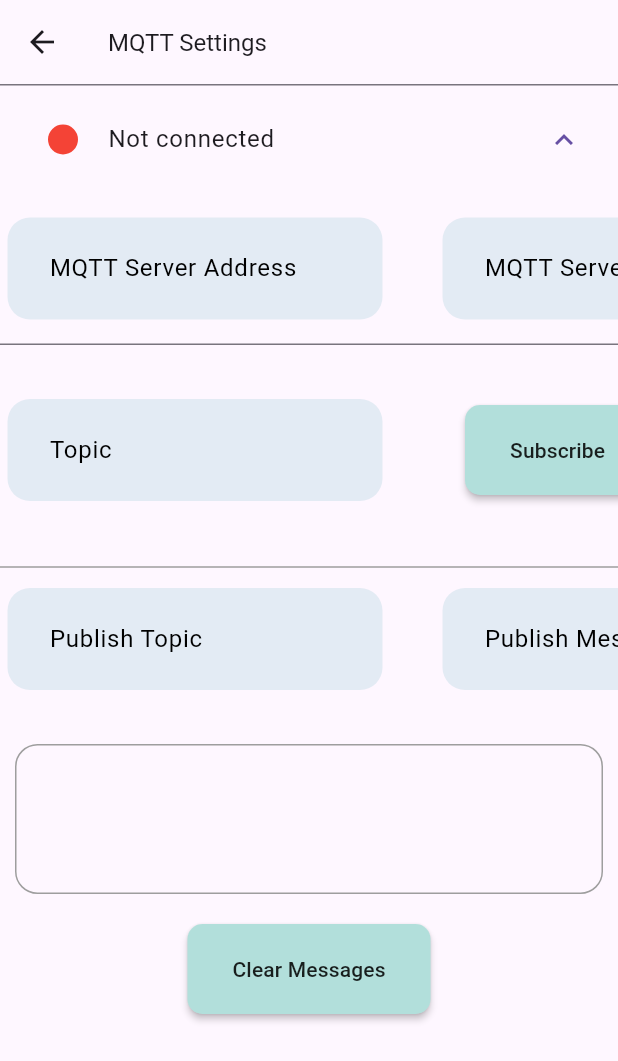
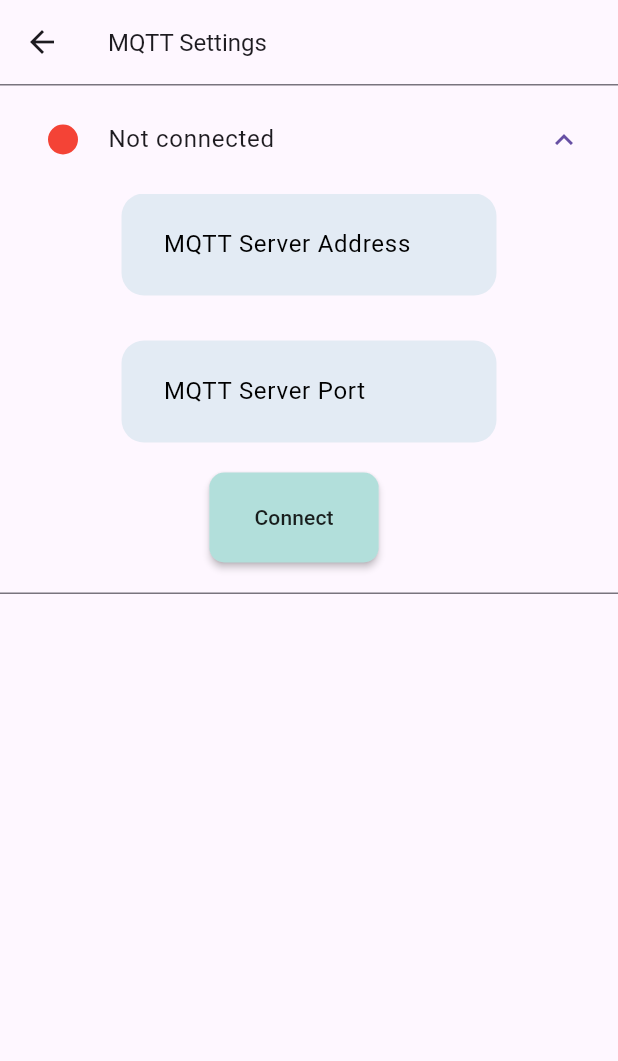
Before and after one commit to Sreenu-Chandaka/xtract_line_graph, a Flutter app: the screen it shows after launch, after a tap on the "settings" icon, on a phone screen of 412 x 824 dp. Shown: the top 1061 px of the screen. Run offline on Flutter 3.47's test engine with Material 3 defaults, Android fonts, the light colour scheme and no system bars; our stand-ins replace fluttertoast, get, supabase_flutter, syncfusion_flutter_charts; missing offline and left inert: mqtt_client; accounts and stored records are empty.

Commit message:
Create| topics button

```diff
--- a/lib/pages/connect_server_screen.dart
+++ b/lib/pages/connect_server_screen.dart
@@ -3,6 +3,7 @@ import 'package:flutter/services.dart';
 import 'package:get/get.dart';
 import 'package:xtract/controller/connect_server_controller.dart';
 import 'package:xtract/pages/messages_screen.dart';
+import 'package:xtract/pages/topics_screen.dart';
 import 'package:xtract/widgets/custom_methods.dart';
 
 class ConnectServer extends StatefulWidget {
@@ -17,16 +18,14 @@ class _ConnectServerState extends State<ConnectServer> {
   void initState() {
     super.initState();
     SystemChrome.setPreferredOrientations([
-
       DeviceOrientation.portraitUp,
     ]);
+  }
 
-  }
   @override
-dispose(){
+  dispose() {
     SystemChrome.setPreferredOrientations([
       DeviceOrientation.landscapeLeft,
-
     ]);
     super.dispose();
   }
@@ -35,11 +34,13 @@ dispose(){
   Widget build(BuildContext context) {
     var controller = Get.put(ConnectServerController());
     return Scaffold(
-     appBar: AppBar(automaticallyImplyLeading: true,title: const Text('MQTT Settings',style: TextStyle(fontSize: 16)),),
+      appBar: AppBar(
+        automaticallyImplyLeading: true,
+        title: const Text('MQTT Settings', style: TextStyle(fontSize: 16)),
+      ),
       body: SingleChildScrollView(
         child: Column(
           children: [
-
             Obx(() {
               debugPrint(
                   'brokerConnected: ${controller.brokerConnected.value}');
@@ -61,13 +62,14 @@ dispose(){
                 children: [
                   SingleChildScrollView(
                     scrollDirection: Axis.horizontal,
-                    child: Row(
+                    child: Column(
+                      mainAxisAlignment: MainAxisAlignment.spaceBetween,
                       children: [
                         CustomMethods.customTextField(
                           labelText: 'MQTT Server Address',
                           textEditingController: controller.hostNameController,
                         ),
-                        const SizedBox(width: 30),
+                        const SizedBox(height: 30),
                         CustomMethods.customTextField(
                           labelText: 'MQTT Server Port',
                           textEditingController:
@@ -75,107 +77,89 @@ dispose(){
                         ),
                         Padding(
                             padding: const EdgeInsets.all(20),
-                          child:  CustomMethods.customButton(
+                            child: Row(
+                              mainAxisSize: MainAxisSize.max,
+                              mainAxisAlignment: MainAxisAlignment.spaceBetween,
+                              children: [
+                                CustomMethods.customButton(
                                   onPressed: () => controller.connectToBroker(),
                                   buttonText: controller.brokerConnected.isTrue
                                       ? 'Disconnect'
                                       : 'Connect',
                                 ),
-                        ),
-                        // const SizedBox(width: 30),
-                        // _customTextField(
-                        //   labelText: 'Password',
-                        //   textEditingController: controller.passwordController,
-                        // ),
+                            const    SizedBox(width: 20),
+                                controller.brokerConnected.isTrue
+                                    ? CustomMethods.customButton(
+                                        onPressed: () => Navigator.push(
+                                            context,
+                                            MaterialPageRoute(
+                                                builder: (context) =>
+                                                    TopicsScreen())),
+                                        buttonText: 'Topics')
+                                    : Container()
+                              ],
+                            )),
                       ],
                     ),
                   ),
                 ],
               );
             }),
-            const SizedBox(height: 20),
-            SizedBox(
-              height: 100,
-              child: SingleChildScrollView(
-                scrollDirection: Axis.horizontal,
-                child: Row(
-                  children: [
-                    CustomMethods.customTextField(
-                      labelText: 'Topic',
-                      textEditingController: controller.topicController,
-                    ),
-                    const SizedBox(width: 50),
-                     CustomMethods.customButton(
-                      onPressed: () { controller.subScribeToTopic();
-                      Navigator.push(context, MaterialPageRoute(builder: (context)=> MessagesScreen()));
-                      },
-                      buttonText: 'Subscribe',
-                    ),
-                    const SizedBox(width: 100),
-                     CustomMethods.customButton(
-                      onPressed: () => controller.unSubscribeToTopic(),
-                      buttonText: 'Unsubscribe',
-                    ),
-                    const SizedBox(width: 100),
-                  ],
-                ),
-              ),
-            ),
-            const SizedBox(height: 20),
-            const Divider(thickness: 1, color: Colors.grey),
-            SizedBox(
-              height: 80,
-              child: SingleChildScrollView(
-                scrollDirection: Axis.horizontal,
-                child: Row(
-                  children: [
-                      CustomMethods.customTextField(
-                      labelText: 'Publish Topic',
-                      textEditingController: controller.publishTopicController,
-                    ),
-                    const SizedBox(width: 30),
-                      CustomMethods.customTextField(
-                      labelText: 'Publish Message',
-                      textEditingController: controller.messageController,
-                    ),
-                    const SizedBox(width: 50),
-                    CustomMethods.customButton(
-                      onPressed: () => controller.publishMessage(),
-                      buttonText: 'Publish',
-                    ),
-                    const SizedBox(width: 50),
-                  ],
-                ),
-              ),
-            ),
-            const SizedBox(height: 20),
-            Obx(
-              () => Container(
-                width: double.infinity,
-                height: 100,
-                margin: const EdgeInsets.all(10),
-                padding: const EdgeInsets.all(20),
-                decoration: BoxDecoration(
-                  borderRadius: const BorderRadius.all(Radius.circular(15)),
-                  border: Border.all(color: Colors.grey),
-                ),
-                child: ListView.builder(
-                  itemCount: controller.messageList.length,
-                  itemBuilder: (context, index) {
-                    return Text(
-                      controller.messageList[index].toString(),
-                      style: const TextStyle(fontSize: 16),
-                    );
-                  },
-                ),
-              ),
-            ),
-            const SizedBox(height: 10),
-           CustomMethods.customButton(
-              onPressed: () => controller.messageList.clear(),
-              buttonText: 'Clear Messages',
-            ),
-            const SizedBox(height: 20),
+            // const SizedBox(height: 20),
+            // SizedBox(
+            //   height: 100,
+            //   child: SingleChildScrollView(
+            //     scrollDirection: Axis.horizontal,
+            //     child: Row(
+            //       children: [
+            //         CustomMethods.customTextField(
+            //           labelText: 'Topic',
+            //           textEditingController: controller.topicController,
+            //         ),
+            //         const SizedBox(width: 50),
+            //          CustomMethods.customButton(
+            //           onPressed: () { controller.subScribeToTopic();
+            //           Navigator.push(context, MaterialPageRoute(builder: (context)=> MessagesScreen()));
+            //           },
+            //           buttonText: 'Subscribe',
+            //         ),
+            //         const SizedBox(width: 100),
+            //          CustomMethods.customButton(
+            //           onPressed: () => controller.unSubscribeToTopic(),
+            //           buttonText: 'Unsubscribe',
+            //         ),
+            //         const SizedBox(width: 100),
+            //       ],
+            //     ),
+            //   ),
+            // ),
+            // // const SizedBox(height: 20),
+            // const Divider(thickness: 1, color: Colors.grey),
+            // SizedBox(
+            //   height: 80,
+            //   child: SingleChildScrollView(
+            //     scrollDirection: Axis.horizontal,
+            //     child: Row(
+            //       children: [
+            //           CustomMethods.customTextField(
+            //           labelText: 'Publish Topic',
+            //           textEditingController: controller.publishTopicController,
+            //         ),
+            //         const SizedBox(width: 30),
+            //           CustomMethods.customTextField(
+            //           labelText: 'Publish Message',
+            //           textEditingController: controller.messageController,
+            //         ),
+            //         const SizedBox(width: 50),
+            //         CustomMethods.customButton(
+            //           onPressed: () => controller.publishMessage(),
+            //           buttonText: 'Publish',
+            //         ),
+            //         const SizedBox(width: 50),
+            //       ],
+            //     ),
+            //   ),
+            // ),
           ],
         ),
       ),
--- /dev/null
+++ b/lib/pages/topics_screen.dart
@@ -0,0 +1,29 @@
+import 'package:flutter/material.dart';
+
+class TopicsScreen extends StatefulWidget {
+  const TopicsScreen({super.key});
+
+  @override
+  State<StatefulWidget> createState() {
+    return _TopicsScreen();
+  }
+}
+
+class _TopicsScreen extends State<TopicsScreen> {
+  @override
+  Widget build(BuildContext context) {
+    return  SafeArea(
+      child: const Scaffold(
+        body: Column(
+          children: [
+            Center(
+              child: Card(
+                child: Text("ss1",style: TextStyle(color: Colors.black),),
+              ),
+            )
+          ],
+        ),
+      ),
+    );
+  }
+}
```
Lines whose indentation alone changed are shown as unchanged.
